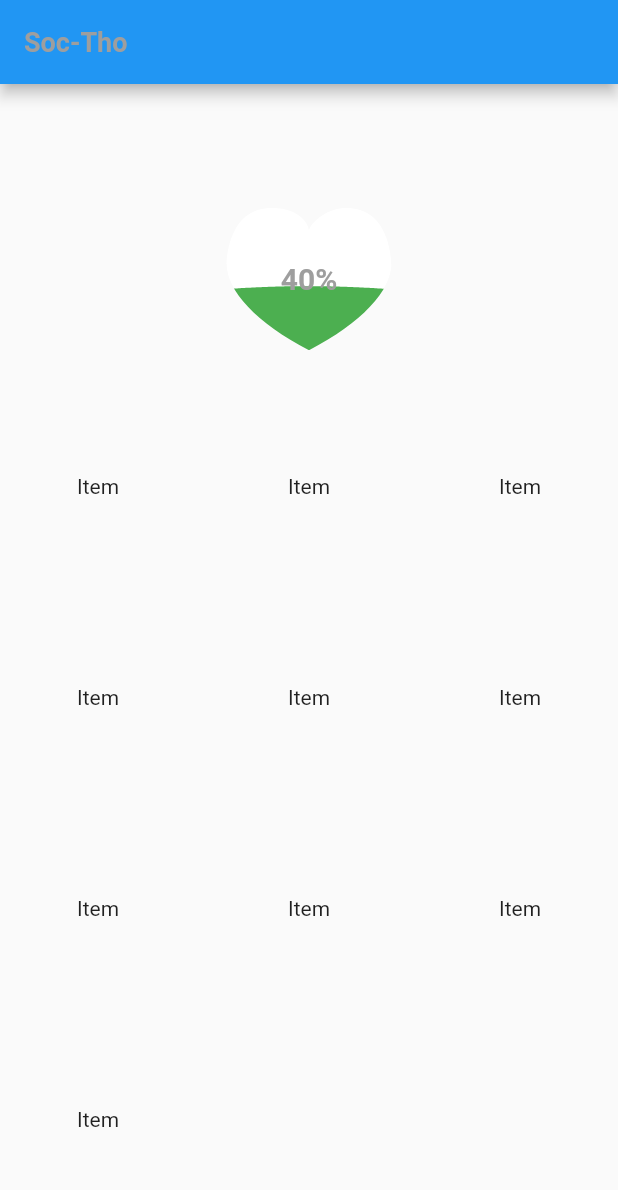
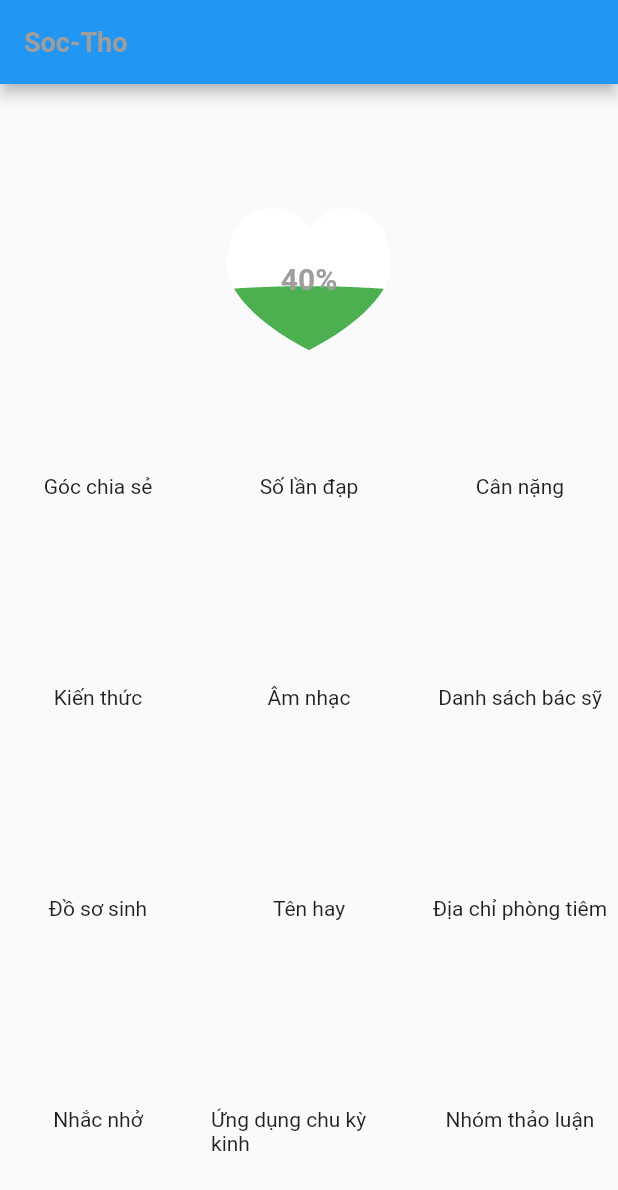
Before and after one commit to lighthouse2403/pregnancy_flutter, a Flutter app: the screen it shows after launch, on a phone screen of 412 x 824 dp. Shown: the top 1190 px of the screen. Run offline on Flutter 3.47's test engine with Material 2 defaults, Android fonts, the phone set to English and light mode, and no system bars; our stand-ins replace equatable, flutter_bloc, get_it, hive, hive_flutter; accounts and stored records are empty.

Commit message:
no message

```diff
--- /dev/null
+++ b/lib/common/constants/constants.dart
@@ -0,0 +1,18 @@
+import 'package:pregnancy_flutter/common/constants/models/homeItem.dart';
+
+class Constants {
+  static List<HomeItem> homeItems = [
+    HomeItem('chat', 'Góc chia sẻ'),
+    HomeItem('babyAction', 'Số lần đạp'),
+    HomeItem('weight', 'Cân nặng'),
+    HomeItem('knowledge', 'Kiến thức'),
+    HomeItem('musics', 'Âm nhạc'),
+    HomeItem('doctors', 'Danh sách bác sỹ'),
+    HomeItem('BabyCloths', 'Đồ sơ sinh'),
+    HomeItem('babyName', 'Tên hay'),
+    HomeItem('vaccinationAddress', 'Địa chỉ phòng tiêm'),
+    HomeItem('alarm', 'Nhắc nhở'),
+    HomeItem('periodApp', 'Ứng dụng chu kỳ kinh'),
+    HomeItem('fanPage', 'Nhóm thảo luận'),
+  ];
+}
--- /dev/null
+++ b/lib/common/constants/models/homeItem.dart
@@ -0,0 +1,6 @@
+class HomeItem {
+  String icon = '';
+  String title = '';
+
+  HomeItem(this.icon, this.title);
+}
--- a/lib/home/model/baby.dart
+++ b/lib/home/model/baby.dart
@@ -1,5 +1,4 @@
 import 'package:hive/hive.dart';
-
 part 'baby.g.dart';
 
 @HiveType(typeId: 1, adapterName: 'BabyAdapter')
--- a/lib/main.dart
+++ b/lib/main.dart
@@ -3,6 +3,8 @@ import 'package:pregnancy_flutter/home/home.dart';
 import 'app_module.dart';
 
 void main() async {
+  WidgetsFlutterBinding.ensureInitialized();
+
   await AppModule.init();
   runApp(const MyApp());
 }
```
Also changed, not shown: lib/home/home.dart (+20 -3 lines).
